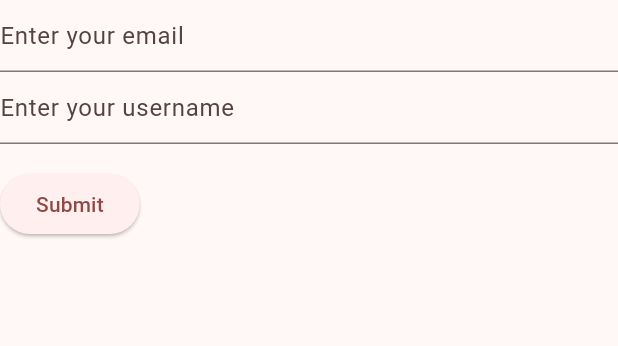
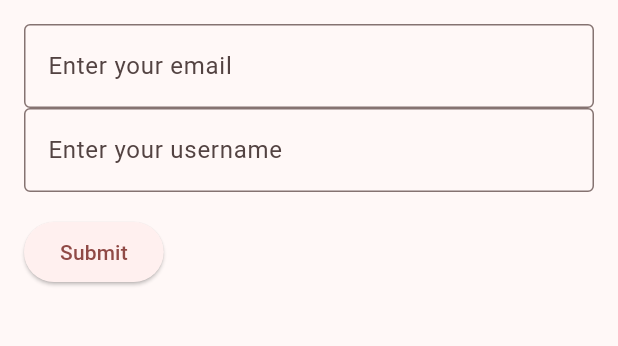
Before and after one commit to nyah56/flutter_learn, a Flutter app: the Input screen opened by its route, on a phone screen of 412 x 824 dp, the part 84-430 px from its top. Run offline on Flutter 3.47's test engine with Material 3 defaults, Android fonts, the phone set to English and light mode, and no system bars.

```diff
--- a/lib/component/form_section.dart
+++ b/lib/component/form_section.dart
@@ -28,13 +28,21 @@ class _FormExampleState extends State<FormExample> {
 
   @override
   Widget build(BuildContext context) {
-    return Form(
+    return Container(
+      padding: const EdgeInsets.all(16.0),
+      width: double.infinity,
+
+      child: Form(
         key: _formKey,
         child: Column(
           crossAxisAlignment: CrossAxisAlignment.start,
+          mainAxisAlignment: MainAxisAlignment.spaceAround,
           children: <Widget>[
             TextFormField(
-            decoration: const InputDecoration(hintText: 'Enter your email'),
+              decoration: const InputDecoration(
+                hintText: 'Enter your email',
+                border: OutlineInputBorder(),
+              ),
               validator: (String? value) {
                 if (value == null || value.isEmpty) {
                   return 'Please enter some text';
@@ -43,8 +51,12 @@ class _FormExampleState extends State<FormExample> {
               },
               controller: myController[0],
             ),
+            Spacer(),
             TextFormField(
-            decoration: const InputDecoration(hintText: 'Enter your username'),
+              decoration: const InputDecoration(
+                hintText: 'Enter your username',
+                border: OutlineInputBorder(),
+              ),
               validator: (String? value) {
                 if (value == null || value.isEmpty) {
                   return 'Please enter some text';
@@ -78,6 +90,7 @@ class _FormExampleState extends State<FormExample> {
             ),
           ],
         ),
+      ),
     );
   }
 }
--- a/lib/pages/input.dart
+++ b/lib/pages/input.dart
@@ -27,12 +27,7 @@ class Input extends StatelessWidget {
         // the App.build method, and use it to set our appbar title.
         title: Text("My First App"),
       ),
-      body: SingleChildScrollView(
-        child: Column(
-          mainAxisAlignment: MainAxisAlignment.center,
-          children: [FormExample()],
-        ),
-      ),
+      body: SizedBox(height: 200, child: FormExample()),
       drawer: DrawerSection(title: 'Input'),
     );
   }
```
Also changed, not shown: lib/model/UserModel.dart (added, +15 -0 lines), pubspec.yaml (+5 -3 lines), pubspec.lock, 1 other file. Lines whose indentation alone changed are shown as unchanged.
